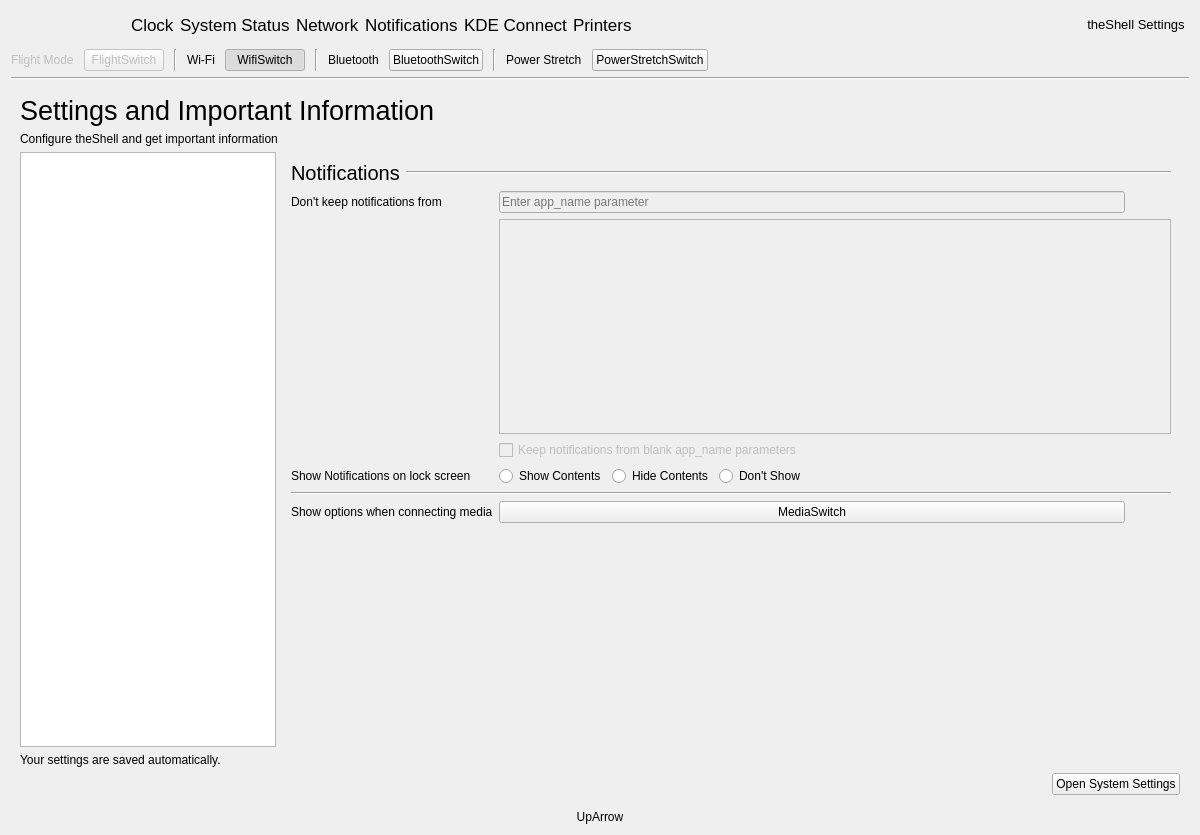
This is infopanedropdown.ui in vicr123/theshell as Qt 5 draws it before an edit. The edited form follows.
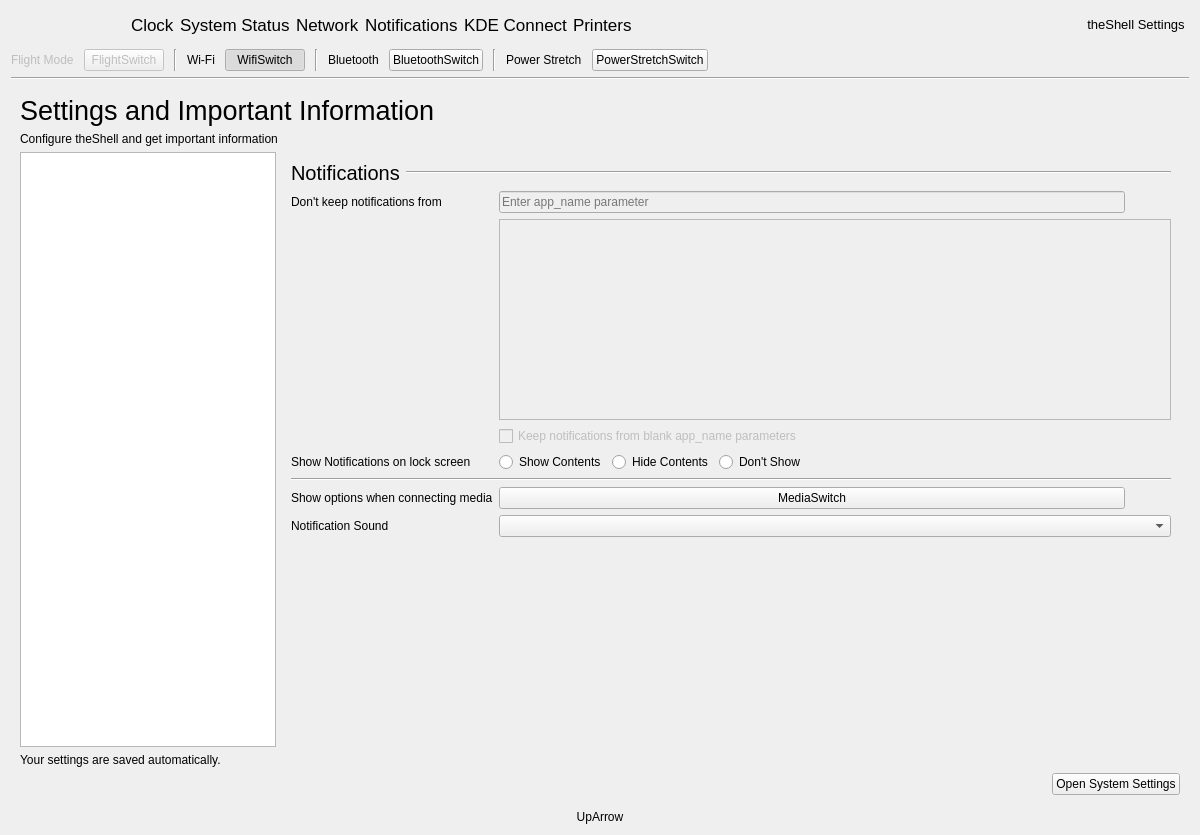
This is the edited form. The open tabs and pages were chosen to show the change. Icons and pictures are not drawn. Custom widgets are drawn as their Qt base class.

Commit message: Inbuilt sounds for notifications, new notification sounds

Patch:
```diff
--- a/infopanedropdown.ui
+++ b/infopanedropdown.ui
@@ -2570,6 +2570,16 @@
                </property>
               </widget>
              </item>
+             <item row="7" column="0">
+              <widget class="QLabel" name="label_58">
+               <property name="text">
+                <string>Notification Sound</string>
+               </property>
+              </widget>
+             </item>
+             <item row="7" column="1" colspan="2">
+              <widget class="QComboBox" name="notificationSoundBox"/>
+             </item>
             </layout>
            </widget>
            <widget class="QWidget" name="InputSettings">
```
Left out of the diff: 16 changed lines with no effect on the pictures. The commit also changes 14 other files.
